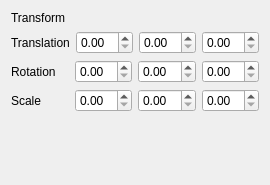
The window that Project1/inspector.ui (MarcLF/CuteTProject1) describes before a commit, drawn with Qt 5.
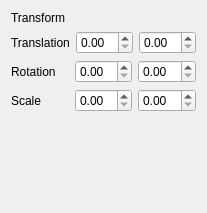
The same window after the commit.

```diff
--- a/Project1/inspector.ui
+++ b/Project1/inspector.ui
@@ -6,8 +6,8 @@
    <rect>
     <x>0</x>
     <y>0</y>
-    <width>252</width>
-    <height>185</height>
+    <width>191</width>
+    <height>213</height>
    </rect>
   </property>
   <property name="windowTitle">
@@ -36,9 +36,6 @@
      <item>
       <widget class="QDoubleSpinBox" name="YTranslate"/>
      </item>
-     <item>
-      <widget class="QDoubleSpinBox" name="ZTranslate"/>
-     </item>
     </layout>
    </item>
    <item>
@@ -56,9 +53,6 @@
      <item>
       <widget class="QDoubleSpinBox" name="YRotate"/>
      </item>
-     <item>
-      <widget class="QDoubleSpinBox" name="ZRotate"/>
-     </item>
     </layout>
    </item>
    <item>
@@ -76,9 +70,6 @@
      <item>
       <widget class="QDoubleSpinBox" name="YScale"/>
      </item>
-     <item>
-      <widget class="QDoubleSpinBox" name="ZScale"/>
-     </item>
     </layout>
    </item>
    <item>
```
